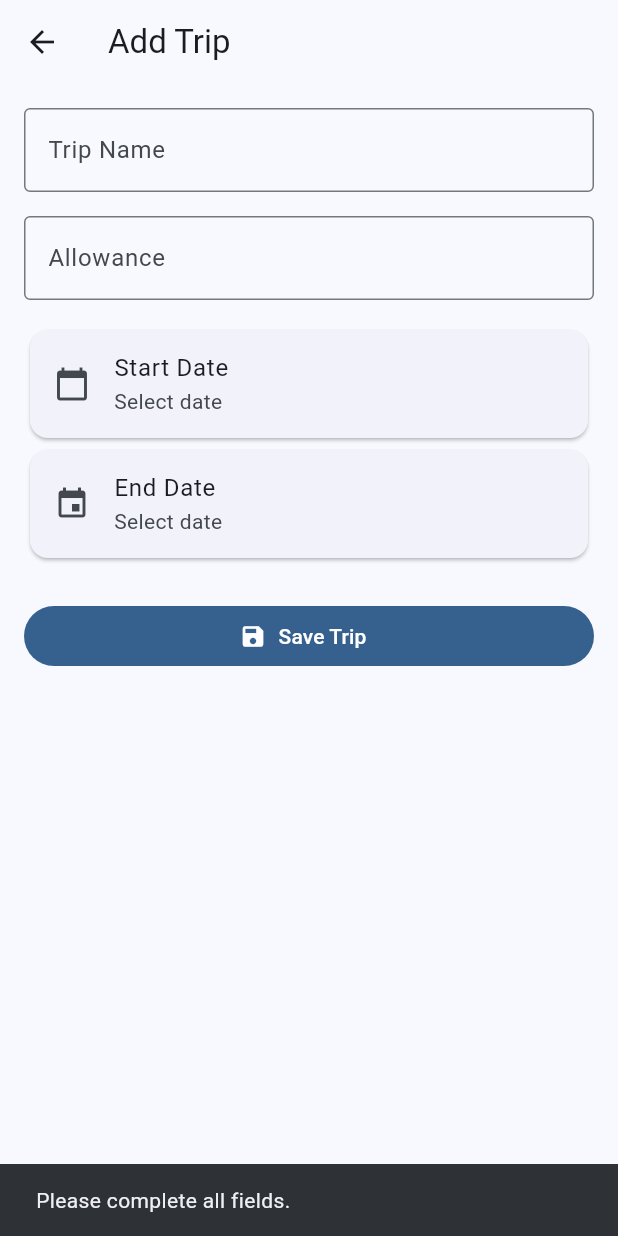
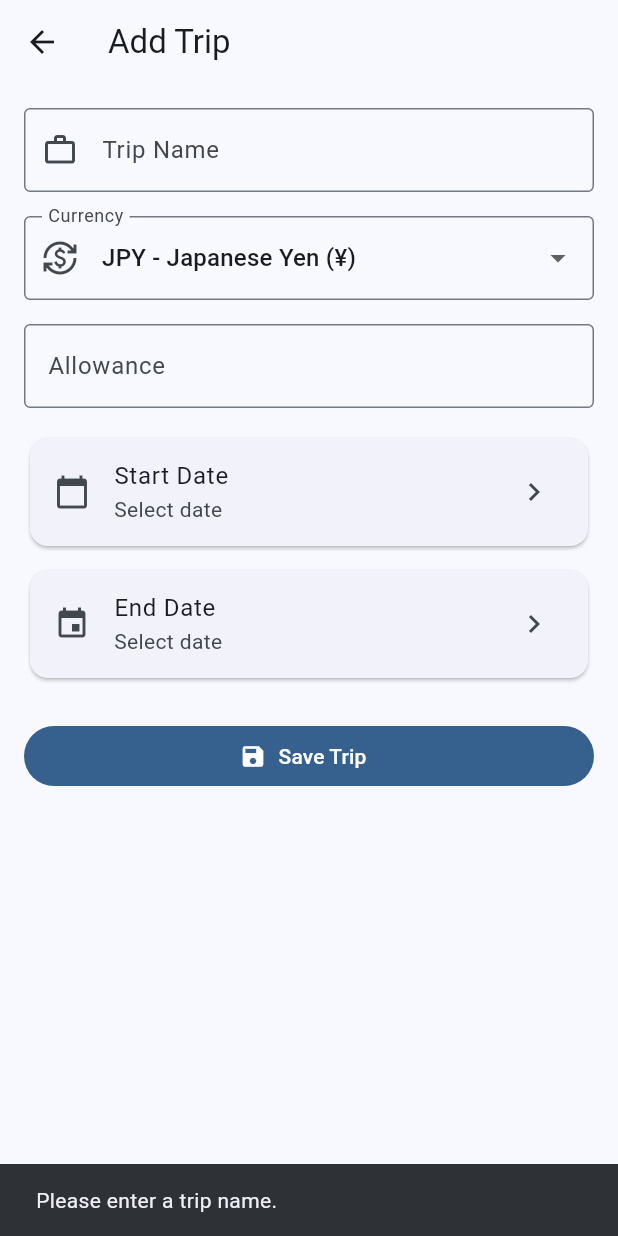
Before and after one commit to dodomozo/trip_budget, a Flutter app: the AddTripPage screen opened directly, after a tap on "Save Trip", on a phone screen of 412 x 824 dp. Run offline on Flutter 3.47's test engine with Material 3 defaults, Android fonts, the phone set to English and light mode, and no system bars; our stand-ins replace shared_preferences; accounts and stored records are empty.

Commit message:
feat: added currency conversion

```diff
--- /dev/null
+++ b/lib/models/currency.dart
@@ -0,0 +1,45 @@
+class Currency {
+  final String code;
+  final String name;
+  final String symbol;
+  final String flag;
+
+  const Currency({
+    required this.code,
+    required this.name,
+    required this.symbol,
+    required this.flag,
+  });
+}
+
+class Currencies {
+  static const List<Currency> all = [
+    Currency(code: 'JPY', name: 'Japanese Yen', symbol: '¥', flag: '🇯🇵'),
+    Currency(code: 'PHP', name: 'Philippine Peso', symbol: '₱', flag: '🇵🇭'),
+    Currency(code: 'USD', name: 'US Dollar', symbol: '\$', flag: '🇺🇸'),
+    Currency(code: 'EUR', name: 'Euro', symbol: '€', flag: '🇪🇺'),
+    Currency(code: 'GBP', name: 'British Pound', symbol: '£', flag: '🇬🇧'),
+    Currency(code: 'KRW', name: 'South Korean Won', symbol: '₩', flag: '🇰🇷'),
+    Currency(code: 'CNY', name: 'Chinese Yuan', symbol: '¥', flag: '🇨🇳'),
+    Currency(
+      code: 'SGD',
+      name: 'Singapore Dollar',
+      symbol: 'S\$',
+      flag: '🇸🇬',
+    ),
+    Currency(
+      code: 'AUD',
+      name: 'Australian Dollar',
+      symbol: 'A\$',
+      flag: '🇦🇺',
+    ),
+    Currency(code: 'CAD', name: 'Canadian Dollar', symbol: 'C\$', flag: '🇨🇦'),
+  ];
+
+  static Currency getByCode(String code) {
+    return all.firstWhere(
+      (currency) => currency.code == code,
+      orElse: () => all.first,
+    );
+  }
+}
--- a/lib/models/trip.dart
+++ b/lib/models/trip.dart
@@ -4,6 +4,7 @@ class Trip {
   final double allowance;
   final DateTime startDate;
   final DateTime endDate;
+  final String currencyCode;
 
   const Trip({
     required this.id,
@@ -11,6 +12,7 @@ class Trip {
     required this.allowance,
     required this.startDate,
     required this.endDate,
+    this.currencyCode = 'JPY',
   });
 
   int get totalDays {
--- a/lib/pages/add_trip_page.dart
+++ b/lib/pages/add_trip_page.dart
@@ -20,11 +20,55 @@ class _AddTripPageState extends State<AddTripPage> {
   DateTime? _startDate;
   DateTime? _endDate;
 
+  String _selectedCurrency = 'JPY';
+
+  // Currency code -> currency name
+  static const Map<String, String> _currencies = {
+    'JPY': 'Japanese Yen',
+    'USD': 'US Dollar',
+    'PHP': 'Philippine Peso',
+    'EUR': 'Euro',
+    'GBP': 'British Pound',
+    'KRW': 'South Korean Won',
+    'CNY': 'Chinese Yuan',
+    'SGD': 'Singapore Dollar',
+    'AUD': 'Australian Dollar',
+    'CAD': 'Canadian Dollar',
+    'HKD': 'Hong Kong Dollar',
+    'TWD': 'New Taiwan Dollar',
+    'THB': 'Thai Baht',
+    'MYR': 'Malaysian Ringgit',
+    'IDR': 'Indonesian Rupiah',
+  };
+
+  // Currency code -> display symbol
+  static const Map<String, String> _currencySymbols = {
+    'JPY': '¥',
+    'USD': '\$',
+    'PHP': '₱',
+    'EUR': '€',
+    'GBP': '£',
+    'KRW': '₩',
+    'CNY': '¥',
+    'SGD': 'S\$',
+    'AUD': 'A\$',
+    'CAD': 'C\$',
+    'HKD': 'HK\$',
+    'TWD': 'NT\$',
+    'THB': '฿',
+    'MYR': 'RM',
+    'IDR': 'Rp',
+  };
+
   @override
   void dispose() {
     _nameController.dispose();
     _allowanceController.dispose();
     super.dispose();
+  }
+
+  String _currencySymbol(String currencyCode) {
+    return _currencySymbols[currencyCode] ?? currencyCode;
   }
 
   Future<void> _selectStartDate() async {
@@ -35,12 +79,18 @@ class _AddTripPageState extends State<AddTripPage> {
       initialDate: _startDate ?? DateTime.now(),
     );
 
-    if (selectedDate == null) return;
+    if (selectedDate == null || !mounted) {
+      return;
+    }
 
     setState(() {
-      _startDate = selectedDate;
+      _startDate = DateTime(
+        selectedDate.year,
+        selectedDate.month,
+        selectedDate.day,
+      );
 
-      if (_endDate != null && _endDate!.isBefore(selectedDate)) {
+      if (_endDate != null && _endDate!.isBefore(_startDate!)) {
         _endDate = null;
       }
     });
@@ -54,24 +104,42 @@ class _AddTripPageState extends State<AddTripPage> {
       initialDate: _endDate ?? _startDate ?? DateTime.now(),
     );
 
-    if (selectedDate == null) return;
+    if (selectedDate == null || !mounted) {
+      return;
+    }
 
     setState(() {
-      _endDate = selectedDate;
+      _endDate = DateTime(
+        selectedDate.year,
+        selectedDate.month,
+        selectedDate.day,
+      );
     });
   }
 
   Future<void> _saveTrip() async {
     final name = _nameController.text.trim();
-    final allowance = double.tryParse(_allowanceController.text.trim());
+    final allowance = double.tryParse(
+      _allowanceController.text.trim().replaceAll(',', ''),
+    );
 
-    if (name.isEmpty ||
-        allowance == null ||
-        allowance <= 0 ||
-        _startDate == null ||
-        _endDate == null) {
+    if (name.isEmpty) {
       ScaffoldMessenger.of(context).showSnackBar(
-        const SnackBar(content: Text('Please complete all fields.')),
+        const SnackBar(content: Text('Please enter a trip name.')),
+      );
+      return;
+    }
+
+    if (allowance == null || allowance <= 0) {
+      ScaffoldMessenger.of(context).showSnackBar(
+        const SnackBar(content: Text('Please enter a valid allowance.')),
+      );
+      return;
+    }
+
+    if (_startDate == null || _endDate == null) {
+      ScaffoldMessenger.of(context).showSnackBar(
+        const SnackBar(content: Text('Please select the start and end dates.')),
       );
       return;
     }
@@ -82,11 +150,14 @@ class _AddTripPageState extends State<AddTripPage> {
       allowance: allowance,
       startDate: _startDate!,
       endDate: _endDate!,
+      currencyCode: _selectedCurrency,
     );
 
     await _tripStorageService.saveTrip(trip);
 
-    if (!mounted) return;
+    if (!mounted) {
+      return;
+    }
 
     Navigator.pop(context, true);
   }
@@ -101,6 +172,8 @@ class _AddTripPageState extends State<AddTripPage> {
 
   @override
   Widget build(BuildContext context) {
+    final currencySymbol = _currencySymbol(_selectedCurrency);
+
     return Scaffold(
       appBar: AppBar(title: const Text('Add Trip')),
       body: ListView(
@@ -108,21 +181,55 @@ class _AddTripPageState extends State<AddTripPage> {
         children: [
           TextField(
             controller: _nameController,
+            textCapitalization: TextCapitalization.words,
             decoration: const InputDecoration(
               labelText: 'Trip Name',
+              hintText: 'e.g. Japan Business Trip',
               border: OutlineInputBorder(),
+              prefixIcon: Icon(Icons.work_outline),
             ),
+          ),
+
+          const SizedBox(height: 16),
+
+          DropdownButtonFormField<String>(
+            initialValue: _selectedCurrency,
+            decoration: const InputDecoration(
+              labelText: 'Currency',
+              border: OutlineInputBorder(),
+              prefixIcon: Icon(Icons.currency_exchange),
+            ),
+            items: _currencies.entries.map((entry) {
+              final code = entry.key;
+              final name = entry.value;
+              final symbol = _currencySymbol(code);
+
+              return DropdownMenuItem<String>(
+                value: code,
+                child: Text('$code - $name ($symbol)'),
+              );
+            }).toList(),
+            onChanged: (value) {
+              if (value == null) {
+                return;
+              }
+
+              setState(() {
+                _selectedCurrency = value;
+              });
+            },
           ),
 
           const SizedBox(height: 16),
 
           TextField(
             controller: _allowanceController,
-            keyboardType: TextInputType.number,
-            decoration: const InputDecoration(
+            keyboardType: const TextInputType.numberWithOptions(decimal: true),
+            decoration: InputDecoration(
               labelText: 'Allowance',
-              prefixText: '¥ ',
-              border: OutlineInputBorder(),
+              hintText: 'Enter your budget',
+              prefixText: '$currencySymbol ',
+              border: const OutlineInputBorder(),
             ),
           ),
 
@@ -133,15 +240,19 @@ class _AddTripPageState extends State<AddTripPage> {
               leading: const Icon(Icons.calendar_today),
               title: const Text('Start Date'),
               subtitle: Text(_formatDate(_startDate)),
+              trailing: const Icon(Icons.chevron_right),
               onTap: _selectStartDate,
             ),
           ),
+
+          const SizedBox(height: 8),
 
           Card(
             child: ListTile(
               leading: const Icon(Icons.event),
               title: const Text('End Date'),
               subtitle: Text(_formatDate(_endDate)),
+              trailing: const Icon(Icons.chevron_right),
               onTap: _selectEndDate,
             ),
           ),
--- a/lib/pages/trip_list_page.dart
+++ b/lib/pages/trip_list_page.dart
@@ -7,6 +7,7 @@ import 'add_trip_page.dart';
 import 'edit_trip_page.dart';
 import '../services/expense_storage_service.dart';
 import '../services/active_trip_service.dart';
+import '../services/currency_service.dart';
 
 class TripListPage extends StatefulWidget {
   const TripListPage({super.key});
@@ -123,7 +124,7 @@ class _TripListPageState extends State<TripListPage> {
                       padding: const EdgeInsets.only(top: 8),
                       child: Text(
                         '${_formatDate(trip.startDate)} → ${_formatDate(trip.endDate)}\n'
-                        'Allowance: ¥${trip.allowance.toStringAsFixed(0)}',
+                        'Allowance: ${CurrencyService.format(trip.allowance, trip.currencyCode)}',
                       ),
                     ),
                     trailing: Row(
--- a/pubspec.yaml
+++ b/pubspec.yaml
@@ -36,6 +36,7 @@ dependencies:
   cupertino_icons: ^1.0.8
   shared_preferences: ^2.5.5
   uuid: ^4.6.0
+  http: ^1.6.0
 
 dev_dependencies:
   flutter_test:
```
Also changed, not shown: lib/pages/budget_home_page.dart (+39 -0 lines), lib/services/currency_service.dart (added, +125 -0 lines), pubspec.lock.
